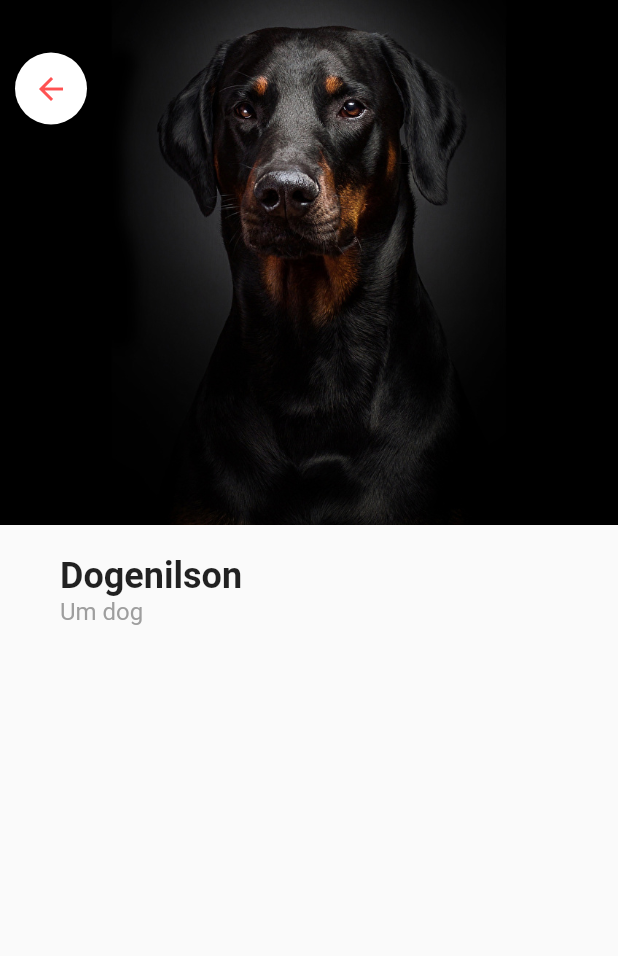
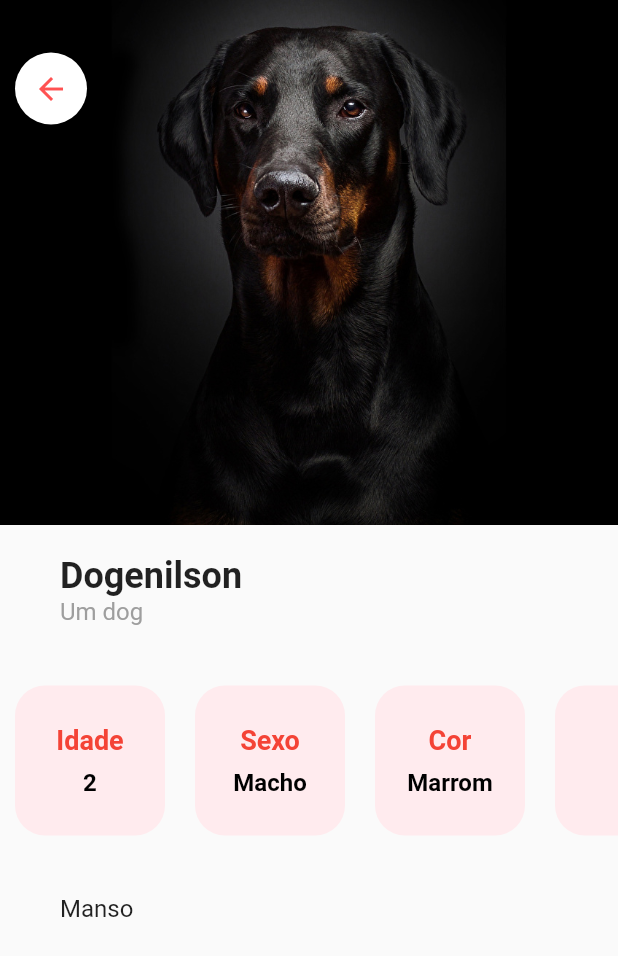
Before and after one commit to MartinsMessias/lifepet-dart-flutter, a Flutter app: the screen it shows after launch, after a tap on "Dogenilson", on a phone screen of 412 x 824 dp. Shown: the top 956 px of the screen. Run offline on Flutter 3.47's test engine with Material 2 defaults, Android fonts, the phone set to English and light mode, and no system bars; Roboto replaces fonts that are missing (Montserrat).

Commit message:
Implementação CardPetPerfil

```diff
--- a/lib/models/pet_model.dart
+++ b/lib/models/pet_model.dart
@@ -20,6 +20,7 @@ var pets = [
     descricao: "Um dog",
     idade: 2,
     sexo: "Macho",
+    cor: "Marrom",
     bio: "Manso",
     id: "1"
   ),
@@ -29,6 +30,7 @@ var pets = [
       descricao: "Outro dog",
       idade: 1,
       sexo: "Macho",
+      cor: "Marrom",
       bio: "Brabo",
       id: "2"
   ),
@@ -38,6 +40,7 @@ var pets = [
       descricao: "Um dog",
       idade: 2,
       sexo: "Macho",
+      cor: "Marrom",
       bio: "Manso",
       id: "3"
   ),
@@ -48,6 +51,7 @@ var pets = [
       idade: 1,
       sexo: "Macho",
       bio: "Brabo",
+      cor: "Marrom",
       id: "4"
   )
 ];
--- a/lib/screens/home_screen.dart
+++ b/lib/screens/home_screen.dart
@@ -7,8 +7,14 @@ class HomeScreen extends StatelessWidget {
   @override
   Widget build(BuildContext context) {
     return Scaffold(
+//      appBar: AppBar(
+//        backgroundColor: Colors.redAccent,
+//        title:Text('Pet Life'),
+//        centerTitle: true,
+//      ),
       backgroundColor: Colors.white,
-      body: SafeArea(
+      body: Container(
+        margin: EdgeInsets.only(top: 25),
         child: ListView.builder(
           itemCount: pets.length,
           itemBuilder: (context, index){
--- a/lib/screens/pet/perfil_pet_screen.dart
+++ b/lib/screens/pet/perfil_pet_screen.dart
@@ -8,6 +8,41 @@ class PerfilPetScreen extends StatelessWidget {
   final Pet pet;
 
   PerfilPetScreen({this.pet});
+
+  Widget _cartaoInfoPet(String label, String informacao) {
+    return Container(
+      margin: EdgeInsets.all(10),
+      width: 100,
+      decoration: BoxDecoration(
+        color: Colors.red[50],
+        borderRadius: BorderRadius.circular(20)
+      ),
+      child: Column(
+        mainAxisAlignment: MainAxisAlignment.center,
+        children: <Widget>[
+          Text(
+            label,
+            style: TextStyle(
+              fontFamily: "Montserrat",
+              fontSize: 18,
+              fontWeight: FontWeight.w600,
+              color: Colors.red
+            ),
+          ),
+          SizedBox(height: 8,),
+          Text(
+            informacao,
+            style: TextStyle(
+                fontFamily: "Montserrat",
+                fontSize: 16,
+                fontWeight: FontWeight.w600,
+                color: Colors.black,
+            ),
+          ),
+        ],
+      ),
+    );
+  }
 
   @override
   Widget build(BuildContext context) {
@@ -87,6 +122,28 @@ class PerfilPetScreen extends StatelessWidget {
             Container(
               margin: EdgeInsets.only(top: 30),
               height: 120,
+              child: ListView(
+                scrollDirection: Axis.horizontal,
+                children: <Widget>[
+                  _cartaoInfoPet("Idade", pet.idade.toString()),
+                  _cartaoInfoPet("Sexo", pet.sexo.toString()),
+                  _cartaoInfoPet("Cor", pet.cor.toString()),
+                  _cartaoInfoPet("ID", pet.id.toString()),
+                ],
+              ),
+            ),
+            Padding(
+              padding: EdgeInsets.symmetric(vertical: 25, horizontal: 40),
+              child: Text(
+                pet.bio,
+                style: TextStyle(
+                  fontFamily: "Montserrat",
+                  fontSize: 16,
+                  height: 1.5,
+                ),
+                maxLines: 3,
+                overflow: TextOverflow.ellipsis,
+              ),
             )
           ],
         ),
```
